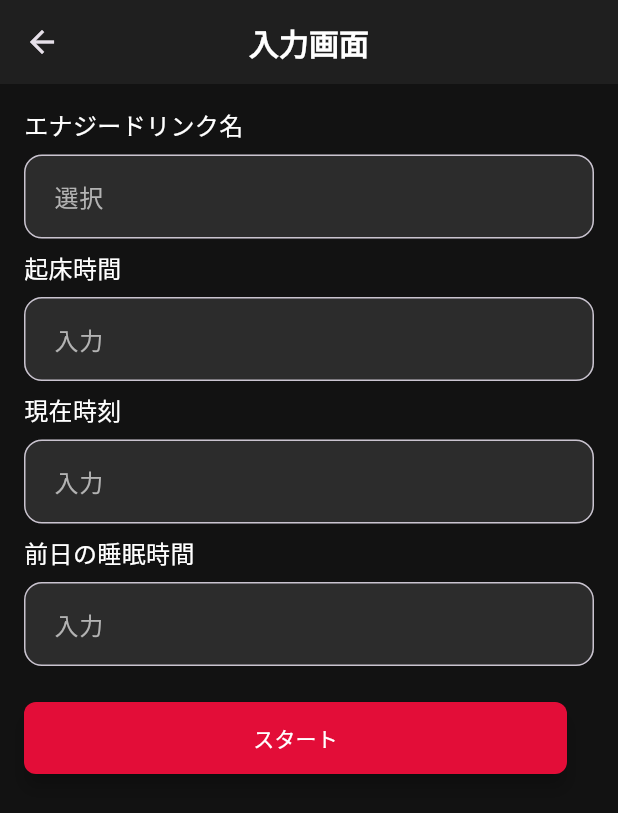
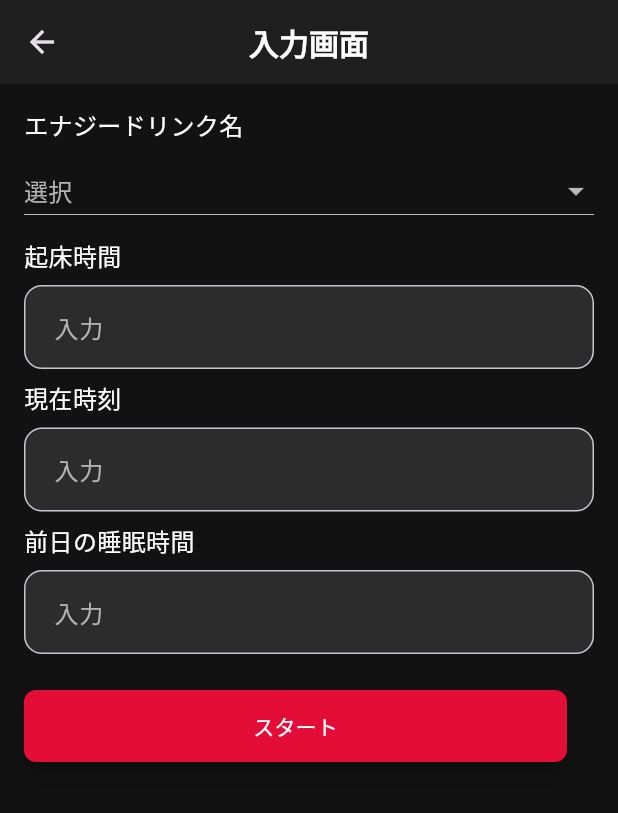
Before and after one commit to jphacks/os_2406, a Flutter app: the PreWorkScreen screen opened directly, on a phone screen of 412 x 824 dp. Shown: the top 813 px of the screen. Run offline on Flutter 3.47's test engine with Material 3 defaults, Android fonts, the phone set to English and light mode, and no system bars; our stand-ins replace syncfusion_flutter_charts; network calls fail.

Commit message:
add DropdownButton

```diff
--- a/flutter_application/lib/src/input_before.dart
+++ b/flutter_application/lib/src/input_before.dart
@@ -24,10 +24,18 @@ class PreWorkScreen extends StatefulWidget {
 }
 
 class _PreWorkScreenState extends State<PreWorkScreen> {
-  String energyDrink = '';
+  String selectedEnergyDrink = '';
   String wakeUpTime = '';
   String currentTime = '';
   String lastNightSleepDuration = '';
+
+  final List<String> energyDrinkOptions = [//ここにエナジードリンクの名前リストを作る
+    'Red Bull',
+    'MONSTER',
+    'ZONE',
+    'SURVIVOR!',
+    'その他',
+  ];
 
   @override
   Widget build(BuildContext context) {
@@ -47,16 +55,13 @@ class _PreWorkScreenState extends State<PreWorkScreen> {
           crossAxisAlignment: CrossAxisAlignment.stretch,
           children: [
             const SizedBox(height: 16),
-            // Energy Drink TextField
+            // Energy Drink Dropdown
             const Text(
               'エナジードリンク名',
               style: TextStyle(color: Colors.white, fontSize: 16, fontWeight: FontWeight.w500),
             ),
             const SizedBox(height: 8),
-            _buildTextField(
-              hint: '選択',
-              onChanged: (value) => setState(() => energyDrink = value),
-            ),
+            _buildEnergyDrinkDropdown(),
             const SizedBox(height: 8),
             // Wake up time TextField
             const Text(
@@ -107,7 +112,7 @@ class _PreWorkScreenState extends State<PreWorkScreen> {
                     onPressed: () {
                       // InputData インスタンスを作成し、次の画面に渡す
                       InputData inputData = InputData(
-                        energyDrink: energyDrink,
+                        energyDrink: selectedEnergyDrink,
                         wakeUpTime: wakeUpTime,
                         currentTime: currentTime,
                         sleepDuration: lastNightSleepDuration,
@@ -130,6 +135,26 @@ class _PreWorkScreenState extends State<PreWorkScreen> {
     );
   }
 
+  Widget _buildEnergyDrinkDropdown() {
+    return DropdownButton<String>(
+      value: selectedEnergyDrink.isEmpty ? null : selectedEnergyDrink,
+      hint: const Text('選択', style: TextStyle(color: Color(0xFFB3B3B3))),
+      dropdownColor: const Color(0xFF2C2C2C),
+      isExpanded: true,
+      onChanged: (String? newValue) {
+        setState(() {
+          selectedEnergyDrink = newValue ?? '';
+        });
+      },
+      items: energyDrinkOptions.map<DropdownMenuItem<String>>((String value) {
+        return DropdownMenuItem<String>(
+          value: value,
+          child: Text(value, style: const TextStyle(color: Colors.white)),
+        );
+      }).toList(),
+    );
+  }
+
   Widget _buildTextField({required String hint, required ValueChanged<String> onChanged}) {
     return TextField(
       onChanged: onChanged,
```
